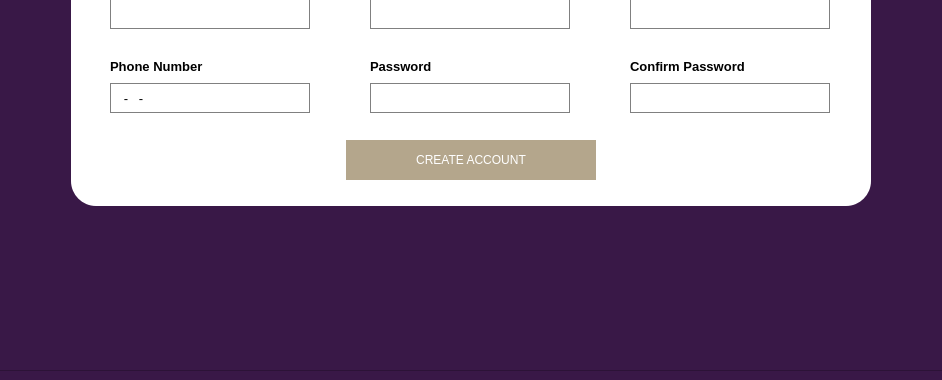
The window that final_design.ui (kparker99/University) describes before a commit, drawn with Qt 5; both pictures show x 117 to 1059 and y 418 to 798 of the 1176 by 798 pixel window.
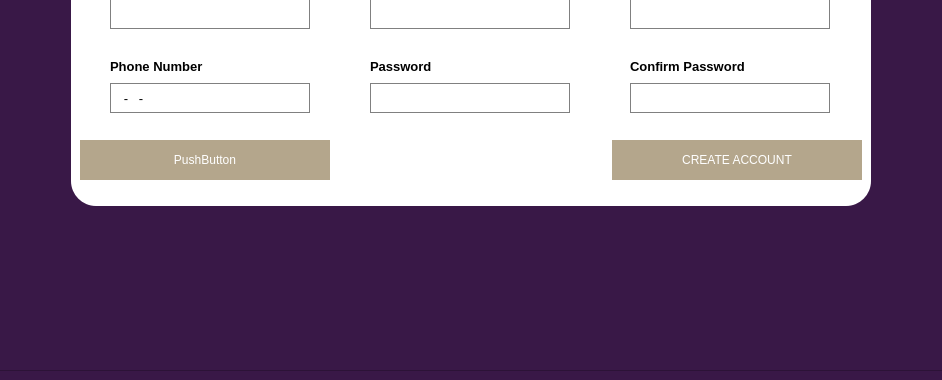
The same window after the commit. The open tabs and pages were chosen to show the change. Icons and pictures are not drawn.

Patch:
```diff
--- a/final_design.ui
+++ b/final_design.ui
@@ -1434,7 +1434,40 @@
                 <property name="spacing">
                  <number>0</number>
                 </property>
-                <item alignment="Qt::AlignHCenter">
+                <item>
+                 <widget class="QPushButton" name="pushButton">
+                  <property name="minimumSize">
+                   <size>
+                    <width>250</width>
+                    <height>40</height>
+                   </size>
+                  </property>
+                  <property name="styleSheet">
+                   <string notr="true">background-color: rgb(180, 166, 140);
+font: 12pt &quot;Montserrat SemiBold&quot;;
+color: white;
+border-style: outset;
+border-width: 0px;</string>
+                  </property>
+                  <property name="text">
+                   <string>PushButton</string>
+                  </property>
+                 </widget>
+                </item>
+                <item>
+                 <spacer name="horizontalSpacer_4">
+                  <property name="orientation">
+                   <enum>Qt::Horizontal</enum>
+                  </property>
+                  <property name="sizeHint" stdset="0">
+                   <size>
+                    <width>40</width>
+                    <height>20</height>
+                   </size>
+                  </property>
+                 </spacer>
+                </item>
+                <item>
                  <widget class="QPushButton" name="n_createaccount_btn">
                   <property name="enabled">
                    <bool>true</bool>
```
Left out of the diff: 2 changed lines with no effect on the pictures.
